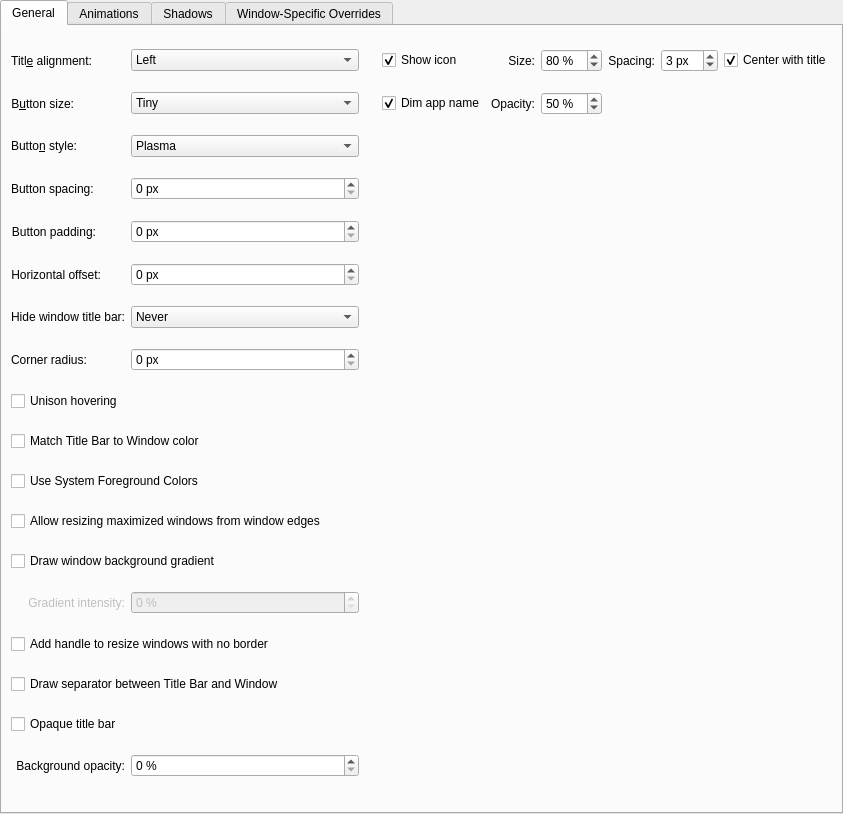
The window that config/ui/breezeconfigurationui.ui (Rudraksh88/KustomBreezeEnhanced) describes before a commit, drawn with Qt 5.
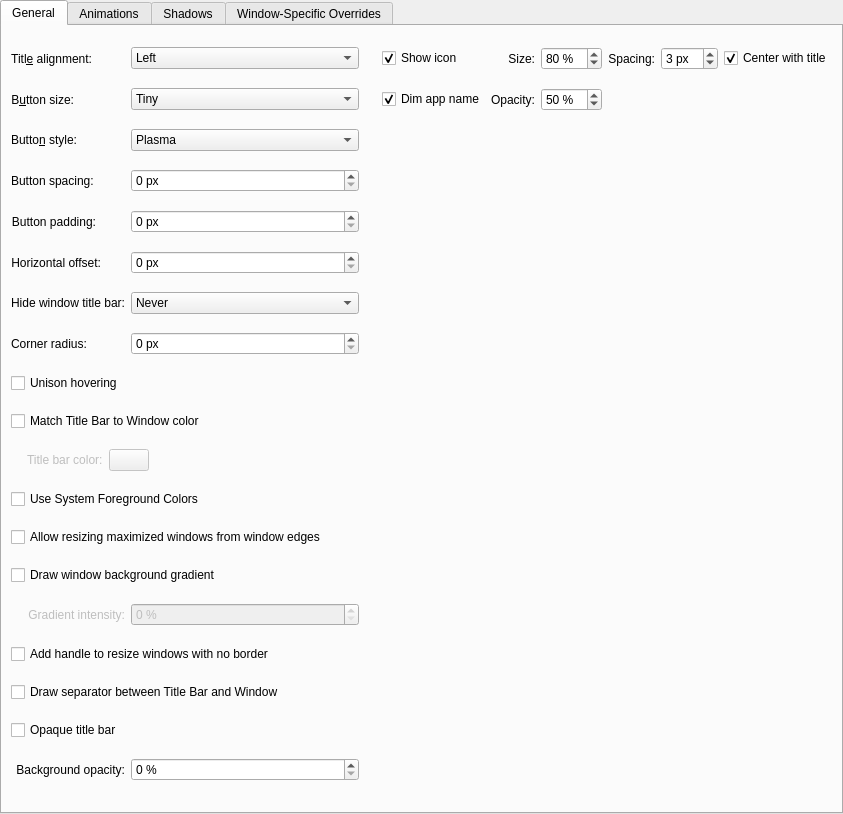
The same window after the commit. Custom widgets are drawn as their Qt base class.

Commit message: feat: color picker for titlebar color

Patch:
```diff
--- a/config/ui/breezeconfigurationui.ui
+++ b/config/ui/breezeconfigurationui.ui
@@ -40,7 +40,7 @@
          </property>
         </widget>
        </item>
-       <item row="13" column="2">
+        <item row="14" column="2">
         <widget class="QSpinBox" name="gradientSpinBox">
          <property name="enabled">
           <bool>false</bool>
@@ -53,7 +53,7 @@
          </property>
         </widget>
        </item>
-       <item row="11" column="1" colspan="4">
+        <item row="12" column="1" colspan="4">
         <widget class="QCheckBox" name="drawBorderOnMaximizedWindows">
          <property name="text">
           <string>Allow resizing maximized windows from window edges</string>
@@ -120,7 +120,7 @@
          </property>
         </widget>
        </item>
-       <item row="12" column="1" colspan="4">
+        <item row="13" column="1" colspan="4">
         <widget class="QCheckBox" name="drawBackgroundGradient">
          <property name="text">
           <string>Draw window background gradient</string>
@@ -144,7 +144,7 @@
          </property>
         </widget>
        </item>
-       <item row="13" column="1">
+        <item row="14" column="1">
         <widget class="QLabel" name="label_7">
          <property name="enabled">
           <bool>false</bool>
@@ -560,7 +560,63 @@
          </property>
         </widget>
        </item>
-       <item row="10" column="1" colspan="4">
+        <item row="10" column="1" colspan="3">
+         <layout class="QHBoxLayout" name="horizontalLayout_6">
+          <item>
+           <spacer name="horizontalSpacer_5">
+            <property name="orientation">
+             <enum>Qt::Horizontal</enum>
+            </property>
+            <property name="sizeType">
+             <enum>QSizePolicy::Fixed</enum>
+            </property>
+            <property name="sizeHint" stdset="0">
+             <size>
+              <width>16</width>
+              <height>5</height>
+             </size>
+            </property>
+           </spacer>
+          </item>
+          <item>
+           <widget class="QLabel" name="titleBarCustomColorLabel">
+            <property name="enabled">
+             <bool>false</bool>
+            </property>
+            <property name="text">
+             <string>Title bar color:</string>
+            </property>
+            <property name="buddy">
+             <cstring>titleBarCustomColor</cstring>
+            </property>
+           </widget>
+          </item>
+          <item>
+           <widget class="KColorButton" name="titleBarCustomColor">
+            <property name="alphaChannelEnabled">
+             <bool>true</bool>
+            </property>
+            <property name="enabled">
+             <bool>false</bool>
+            </property>
+           </widget>
+          </item>
+          <item>
+           <spacer name="horizontalSpacer_6">
+            <property name="orientation">
+             <enum>Qt::Horizontal</enum>
+            </property>
+            <property name="sizeHint" stdset="0">
+             <size>
+              <width>40</width>
+              <height>20</height>
+             </size>
+            </property>
+           </spacer>
+          </item>
+         </layout>
+        </item>
+        <item row="11" column="1" colspan="4">
          <widget class="QCheckBox" name="systemForegroundColor">
            <property name="text">
              <string>Use System Foreground Colors</string>
```
Left out of the diff: 33 changed lines with no effect on the pictures. Lines whose indentation alone changed are shown as unchanged. The commit also changes 3 other files.
